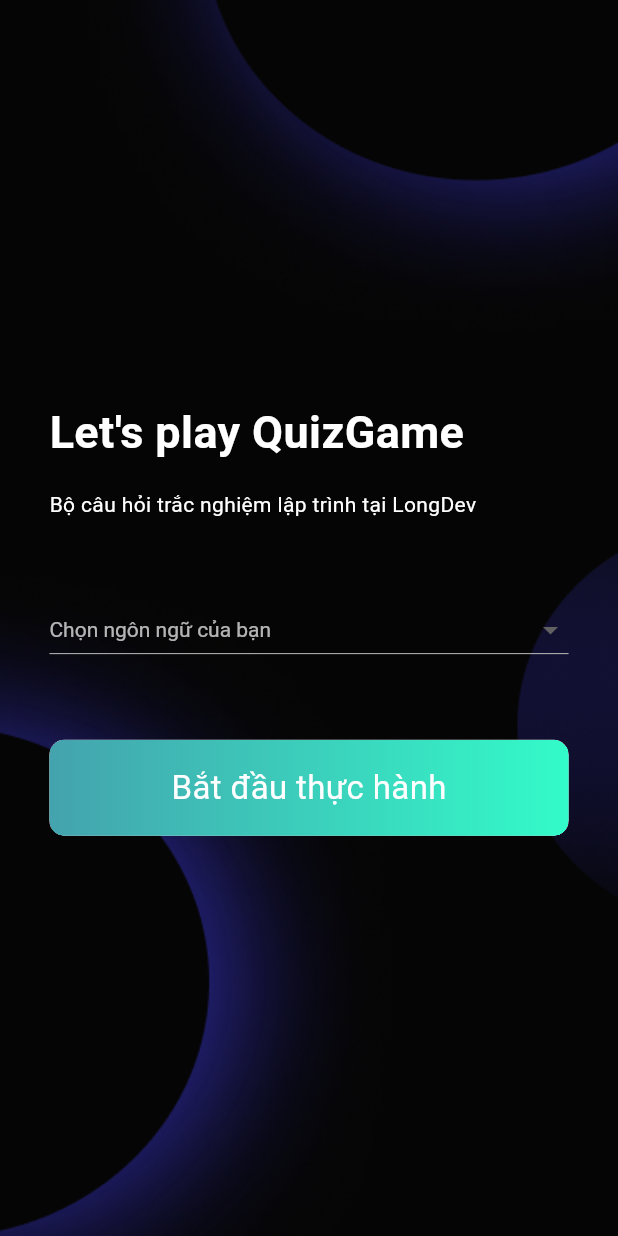
After one commit to hoc-code/QuizGame, a Flutter app: the screen it shows after launch, on a phone screen of 412 x 824 dp. The commit adds this screen. Run offline on Flutter 3.47's test engine with Material 3 defaults, Android fonts, the phone set to English and light mode, and no system bars; our stand-ins replace go_router.

Commit message:
new 19/11

```diff
--- /dev/null
+++ b/lib/apps/utils/const.dart
@@ -0,0 +1,4 @@
+import 'package:flutter/cupertino.dart';
+
+double getWidth (context)=> MediaQuery.sizeOf(context).width;
+double getHeight (context)=> MediaQuery.sizeOf(context).height;
--- /dev/null
+++ b/lib/pages/home/widgets/hom_dropdown.dart
@@ -0,0 +1,28 @@
+import 'package:flutter/material.dart';
+
+class HomDropdown extends StatelessWidget {
+  const HomDropdown({super.key});
+
+  @override
+  Widget build(BuildContext context) {
+    return DropdownButton<String>(
+      isExpanded: true,
+      hint: const Text(
+        'Chọn ngôn ngữ của bạn',
+        style: TextStyle(
+          color: Colors.white70,
+        ),
+      ),
+      style: const TextStyle(
+        color: Colors.black,
+      ),
+      items: <String>['A', 'B', 'C', 'D'].map((String value) {
+        return DropdownMenuItem<String>(
+          value: value,
+          child: Text(value),
+        );
+      }).toList(),
+      onChanged: (_) {},
+    );
+  }
+}
--- /dev/null
+++ b/lib/pages/home/widgets/home_title.dart
@@ -0,0 +1,25 @@
+import 'package:flutter/material.dart';
+import 'package:quiz_game/apps/utils/const.dart';
+
+class HomeTitle extends StatelessWidget {
+  const HomeTitle({super.key});
+
+  @override
+  Widget build(BuildContext context) {
+    return Column(
+      crossAxisAlignment: CrossAxisAlignment.start,
+      children: [
+        const Text("Let\'s play QuizGame",
+            style: TextStyle(
+              fontSize: 30,
+              fontWeight: FontWeight.bold,
+            )),
+        SizedBox(
+          height: getHeight(context) * 0.02,
+        ),
+        const Text("Bộ câu hỏi trắc nghiệm lập trình tại LongDev"),
+        SizedBox(height: getHeight(context) * 0.06),
+      ],
+    );
+  }
+}
--- /dev/null
+++ b/lib/widgets/Backgroud_custom.dart
@@ -0,0 +1,15 @@
+import 'package:flutter/material.dart';
+
+class BackgroudCustom extends StatelessWidget {
+  const BackgroudCustom({super.key});
+
+  @override
+  Widget build(BuildContext context) {
+    return Positioned.fill(
+      child: Image.asset(
+        'assets/images/background.png',
+        fit: BoxFit.cover,
+      ),
+    );
+  }
+}
--- /dev/null
+++ b/lib/widgets/Button_custom.dart
@@ -0,0 +1,41 @@
+import 'package:flutter/material.dart';
+import 'package:quiz_game/apps/utils/const.dart';
+
+class ButtonCustom extends StatelessWidget {
+  String title;
+
+  ButtonCustom({super.key, required this.title});
+
+  @override
+  Widget build(BuildContext context) {
+    return Material(
+      clipBehavior: Clip.hardEdge,
+      borderRadius: BorderRadius.all(Radius.circular(10.0)),
+      child: InkWell(
+        splashColor: Colors.amber,
+        onTap: () {},
+        child: Ink(
+          padding: EdgeInsets.symmetric(vertical: getHeight(context) * 0.02),
+          decoration: const BoxDecoration(
+            gradient: LinearGradient(
+              colors: [
+                Color(0xff44A3AE),
+                Color(0xff33FBC9),
+              ],
+            ),
+          ),
+          width: getWidth(context),
+          child: Align(
+            child: Text(
+              title,
+              style: TextStyle(
+                fontSize: 22,
+                color: Colors.white,
+              ),
+            ),
+          ),
+        ),
+      ),
+    );
+  }
+}
```
Also changed, not shown: lib/pages/home/home_page.dart (+11 -72 lines).
